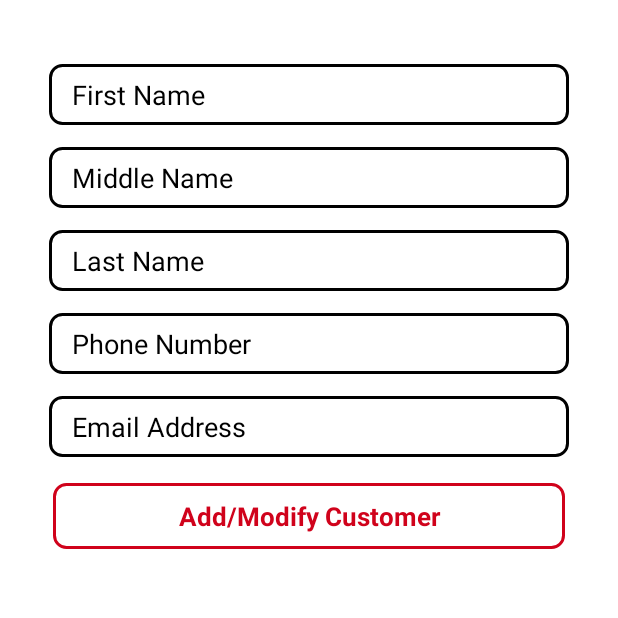
After one commit to Sudheerbolla/ComputerWhizStore, an Android app: the fragment AddCustomerFragment shown on its own in the app's theme, on a phone screen of 412 x 824 dp, the top half of it. The commit adds this screen. Run offline under Robolectric (Android 15) with nearby library versions, the phone set to English and light mode, and no system bars; our stand-ins replace data binding; 2 statements that could not run were skipped.

Commit message:
'progress'

```diff
--- /dev/null
+++ b/app/src/main/java/com/computerwhizstore/fragments/AddCustomerFragment.kt
@@ -0,0 +1,122 @@
+package com.computerwhizstore.fragments
+
+import android.content.Context
+import android.os.Bundle
+import android.text.TextUtils
+import android.util.Patterns
+import android.view.LayoutInflater
+import android.view.View
+import android.view.ViewGroup
+import androidx.databinding.DataBindingUtil
+import com.computerwhizstore.MainActivity
+import com.computerwhizstore.R
+import com.computerwhizstore.databinding.FragmentAddCustomerBinding
+import com.computerwhizstore.models.CustomersModel
+import com.computerwhizstore.utils.StaticUtils
+import com.computerwhizstore.utils.dbutils.DbHelper
+
+class AddCustomerFragment : BaseFragment(), View.OnClickListener {
+
+    companion object {
+        fun newInstance(customersModel: CustomersModel): AddCustomerFragment {
+            val addCustomerFragment = AddCustomerFragment()
+            val bundle = Bundle()
+            bundle.putParcelable("customerObject", customersModel)
+            addCustomerFragment.arguments = bundle
+            return addCustomerFragment
+        }
+    }
+
+    private var customersModel: CustomersModel? = null
+    private lateinit var mainActivity: MainActivity
+    private lateinit var fragmentAddCustomersBinding: FragmentAddCustomerBinding
+
+    override fun onCreateView(
+        inflater: LayoutInflater, container: ViewGroup?, savedInstanceState: Bundle?
+    ): View? {
+        fragmentAddCustomersBinding =
+            DataBindingUtil.inflate(inflater, R.layout.fragment_add_customer, container, false)
+        initComponents()
+        return fragmentAddCustomersBinding.root
+    }
+
+
+    override fun onCreate(savedInstanceState: Bundle?) {
+        super.onCreate(savedInstanceState)
+        arguments.apply {
+            if (this?.containsKey("customerObject")!!) {
+                customersModel = getParcelable("customerObject")
+            }
+        }
+    }
+
+    private fun initComponents() {
+        fragmentAddCustomersBinding.txtAddCustomer.setOnClickListener(this)
+        if (customersModel != null) {
+            fragmentAddCustomersBinding.edtPhone.setText(customersModel?.phoneNumber)
+            fragmentAddCustomersBinding.edtEmailAddress.setText(customersModel?.emailAddress)
+            fragmentAddCustomersBinding.edtFirstName.setText(customersModel?.firstName)
+            fragmentAddCustomersBinding.edtLastName.setText(customersModel?.lastName)
+            fragmentAddCustomersBinding.edtMiddleName.setText(customersModel?.middleName)
+        }
+    }
+
+    override fun onAttach(context: Context) {
+        super.onAttach(context)
+        if (context is MainActivity) mainActivity = context
+    }
+
+    override fun onResume() {
+        super.onResume()
+        mainActivity.setTopBar(getString(R.string.add_modify_customer))
+    }
+
+    override fun onClick(v: View?) {
+        when (v!!.id) {
+            R.id.txtAddCustomer -> {
+                val message: String = checkValidations()
+                if (TextUtils.isEmpty(message)) {
+                    addCustomerRecordToDB()
+                } else StaticUtils.showSimpleToast(mainActivity, message)
+            }
+        }
+    }
+
+    private fun addCustomerRecordToDB() {
+        if (customersModel == null || customersModel?.customerId == null)
+            customersModel = CustomersModel()
+        customersModel?.firstName = fragmentAddCustomersBinding.edtFirstName.text.toString()
+        customersModel?.middleName = fragmentAddCustomersBinding.edtMiddleName.text.toString()
+        customersModel?.lastName = fragmentAddCustomersBinding.edtLastName.text.toString()
+        customersModel?.phoneNumber = fragmentAddCustomersBinding.edtPhone.text.toString()
+        customersModel?.emailAddress = fragmentAddCustomersBinding.edtEmailAddress.text.toString()
+        DbHelper(mainActivity).addCustomer(customersModel!!)
+        StaticUtils.showSimpleToast(mainActivity, "Record Added Successfully")
+        mainActivity.popBackStack()
+    }
+
+    private fun checkValidations(): String {
+        if (TextUtils.isEmpty(fragmentAddCustomersBinding.edtFirstName.text.toString())) {
+            fragmentAddCustomersBinding.edtFirstName.requestFocus()
+            return "Please Enter First Name"
+        }
+        if (TextUtils.isEmpty(fragmentAddCustomersBinding.edtLastName.text.toString())) {
+            fragmentAddCustomersBinding.edtLastName.requestFocus()
+            return "Please Enter Last Name"
+        }
+        if (TextUtils.isEmpty(fragmentAddCustomersBinding.edtPhone.text.toString())) {
+            fragmentAddCustomersBinding.edtPhone.requestFocus()
+            return "Please Enter Phone Number"
+        }
+        if (!TextUtils.isEmpty(fragmentAddCustomersBinding.edtEmailAddress.text.toString())) {
+            if (!Patterns.EMAIL_ADDRESS.matcher(
+                    fragmentAddCustomersBinding.edtEmailAddress.text.toString().trim()
+                ).matches()
+            ) {
+                fragmentAddCustomersBinding.edtEmailAddress.requestFocus()
+                return "Please Enter valid Email Address"
+            }
+        }
+        return ""
+    }
+}
--- a/app/src/main/java/com/computerwhizstore/utils/AppLocalStorage.kt
+++ b/app/src/main/java/com/computerwhizstore/utils/AppLocalStorage.kt
@@ -65,6 +65,7 @@ class AppLocalStorage private constructor(mContext: Context) {
         val PREF_USER_ID = "email_id"
         val PREF_IS_FIRST_TIME_LAUNCH = "is_first_time_launch"
         val PREF_PASSWORD = "password"
+        val PREF_USER_TYPE = "user_type"
 
         private var instance: AppLocalStorage? = null
 
--- /dev/null
+++ b/app/src/main/res/layout/fragment_add_customer.xml
@@ -0,0 +1,114 @@
+<?xml version="1.0" encoding="utf-8"?>
+<layout xmlns:android="http://schemas.android.com/apk/res/android">
+
+    <ScrollView
+        android:layout_width="match_parent"
+        android:layout_height="match_parent"
+        android:fillViewport="true"
+        android:fitsSystemWindows="true"
+        android:overScrollMode="never"
+        android:scrollbars="none">
+
+        <LinearLayout
+            android:layout_width="match_parent"
+            android:layout_height="wrap_content"
+            android:background="@color/colorWhite"
+            android:orientation="vertical"
+            android:paddingStart="@dimen/twentyfive_dp"
+            android:paddingTop="@dimen/thirtyfive_dp"
+            android:paddingEnd="@dimen/twentyfive_dp">
+
+            <androidx.appcompat.widget.AppCompatEditText
+                android:id="@+id/edtFirstName"
+                android:layout_width="match_parent"
+                android:layout_height="wrap_content"
+                android:layout_margin="@dimen/seven_dp"
+                android:background="@drawable/round_background"
+                android:hint="@string/first_name"
+                android:inputType="text"
+                android:paddingStart="@dimen/fifteen_dp"
+                android:paddingTop="@dimen/eight_dp"
+                android:paddingEnd="@dimen/fifteen_dp"
+                android:paddingBottom="@dimen/eight_dp"
+                android:textColor="@color/colorBlack"
+                android:textColorHint="@color/colorBlack" />
+
+            <androidx.appcompat.widget.AppCompatEditText
+                android:id="@+id/edtMiddleName"
+                android:layout_width="match_parent"
+                android:layout_height="wrap_content"
+                android:layout_margin="@dimen/seven_dp"
+                android:background="@drawable/round_background"
+                android:hint="@string/middle_name"
+                android:inputType="text"
+                android:paddingStart="@dimen/fifteen_dp"
+                android:paddingTop="@dimen/eight_dp"
+                android:paddingEnd="@dimen/fifteen_dp"
+                android:paddingBottom="@dimen/eight_dp"
+                android:textColor="@color/colorBlack"
+                android:textColorHint="@color/colorBlack" />
+
+            <androidx.appcompat.widget.AppCompatEditText
+                android:id="@+id/edtLastName"
+                android:layout_width="match_parent"
+                android:layout_height="wrap_content"
+                android:layout_margin="@dimen/seven_dp"
+                android:background="@drawable/round_background"
+                android:hint="@string/last_name"
+                android:inputType="text"
+                android:paddingStart="@dimen/fifteen_dp"
+                android:paddingTop="@dimen/eight_dp"
+                android:paddingEnd="@dimen/fifteen_dp"
+                android:paddingBottom="@dimen/eight_dp"
+                android:textColor="@color/colorBlack"
+                android:textColorHint="@color/colorBlack" />
+
+            <androidx.appcompat.widget.AppCompatEditText
+                android:id="@+id/edtPhone"
+                android:layout_width="match_parent"
+                android:layout_height="wrap_content"
+                android:layout_margin="@dimen/seven_dp"
+                android:background="@drawable/round_background"
+                android:hint="@string/phone_number"
+                android:inputType="phone"
+                android:maxLength="12"
+                android:paddingStart="@dimen/fifteen_dp"
+                android:paddingTop="@dimen/eight_dp"
+                android:paddingEnd="@dimen/fifteen_dp"
+                android:paddingBottom="@dimen/eight_dp"
+                android:textColor="@color/colorBlack"
+                android:textColorHint="@color/colorBlack" />
+
+            <androidx.appcompat.widget.AppCompatEditText
+                android:id="@+id/edtEmailAddress"
+                android:layout_width="match_parent"
+                android:layout_height="wrap_content"
+                android:layout_margin="@dimen/seven_dp"
+                android:background="@drawable/round_background"
+                android:hint="@string/email_address"
+                android:inputType="textEmailAddress"
+                android:paddingStart="@dimen/fifteen_dp"
+                android:paddingTop="@dimen/eight_dp"
+                android:paddingEnd="@dimen/fifteen_dp"
+                android:paddingBottom="@dimen/eight_dp"
+                android:textColor="@color/colorBlack"
+                android:textColorHint="@color/colorBlack" />
+
+            <androidx.appcompat.widget.AppCompatTextView
+                android:id="@+id/txtAddCustomer"
+                android:layout_width="match_parent"
+                android:layout_height="wrap_content"
+                android:layout_margin="@dimen/ten_dp"
+                android:background="@drawable/red_round_bg_selector"
+                android:gravity="center"
+                android:padding="@dimen/ten_dp"
+                android:text="@string/add_modify_customer"
+                android:textColor="@color/btn_text_color_red"
+                android:textSize="@dimen/seventeen_sp"
+                android:textStyle="bold" />
+
+        </LinearLayout>
+
+    </ScrollView>
+
+</layout>
--- a/app/src/main/res/values/strings.xml
+++ b/app/src/main/res/values/strings.xml
@@ -18,5 +18,11 @@
     <string name="price_in_cad">Price in CAD</string>
     <string name="quantity">Quantity</string>
     <string name="brand">Brand</string>
+    <string name="add_modify_customer">Add/Modify Customer</string>
+    <string name="email_address">Email Address</string>
+    <string name="last_name">Last Name</string>
+    <string name="phone_number">Phone Number</string>
+    <string name="middle_name">Middle Name</string>
+    <string name="first_name">First Name</string>
 
 </resources>
```
Also changed, not shown: app/src/main/java/com/computerwhizstore/MainActivity.kt (+8 -0 lines), app/src/main/java/com/computerwhizstore/data/LoginDataSource.kt (+12 -7 lines), app/src/main/java/com/computerwhizstore/fragments/AddInventoryFragment.kt (+20 -0 lines), app/src/main/java/com/computerwhizstore/models/UserModel.kt (added, +55 -0 lines), app/src/main/java/com/computerwhizstore/ui/login/LoginActivity.kt (+12 -3 lines), app/src/main/java/com/computerwhizstore/utils/StaticUtils.kt (+75 -0 lines).
